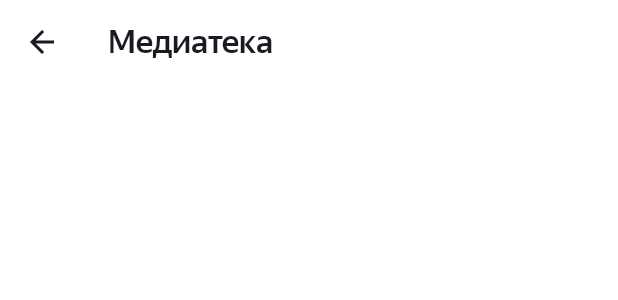
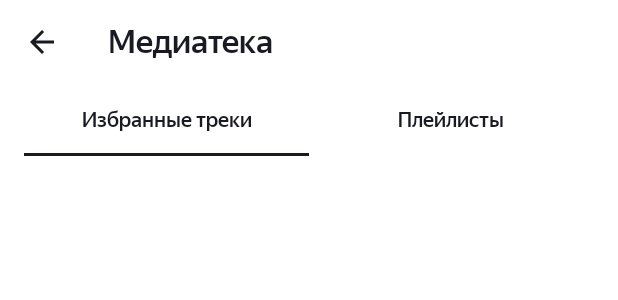
Before and after one commit to MargaritaStarkova/PlaylistMaker, an Android app: the layout activity_library.xml on its own in the app's theme, with its tools: preview values and no code run, on a phone screen of 412 x 824 dp. Shown: the top 300 px of the screen. Run offline under Robolectric (Android 15) with nearby library versions, the phone set to English and light mode, and no system bars.

```diff
--- a/app/src/main/res/layout/activity_library.xml
+++ b/app/src/main/res/layout/activity_library.xml
@@ -3,6 +3,7 @@
     xmlns:app="http://schemas.android.com/apk/res-auto"
     android:layout_width="match_parent"
     android:layout_height="match_parent"
+    xmlns:tools="http://schemas.android.com/tools"
     android:background="?attr/secondary_screen_background_color"
     android:orientation="vertical">
 
@@ -33,7 +34,21 @@
             android:layout_width="match_parent"
             android:layout_height="wrap_content"
             app:tabIndicatorFullWidth="true"
-            app:tabTextAppearance="@style/TabLayout_library" />
+            app:tabTextAppearance="@style/TabLayout_library"
+            >
+
+            <com.google.android.material.tabs.TabItem
+                android:layout_width="wrap_content"
+                android:layout_height="wrap_content"
+                tools:text="@string/favorite_tracks"/>
+
+            <com.google.android.material.tabs.TabItem
+                android:layout_width="wrap_content"
+                android:layout_height="wrap_content"
+                tools:text="@string/playlists"/>
+
+        </com.google.android.material.tabs.TabLayout>
+
 
         <androidx.viewpager2.widget.ViewPager2
             android:id="@+id/viewPager"
```
